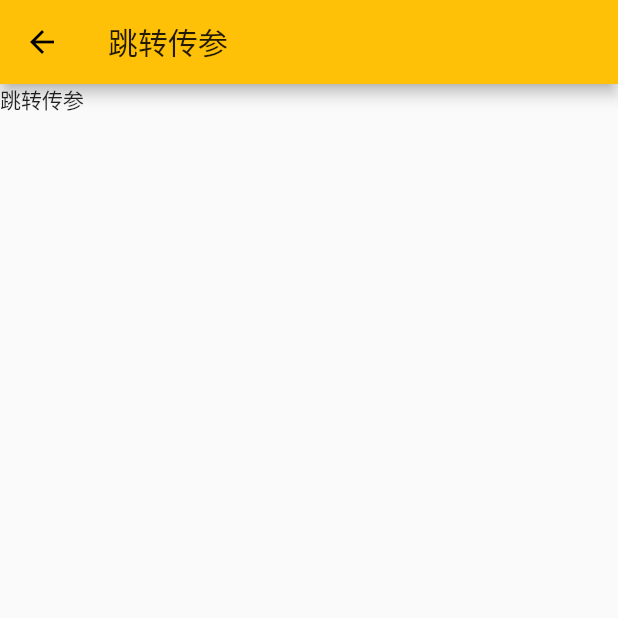
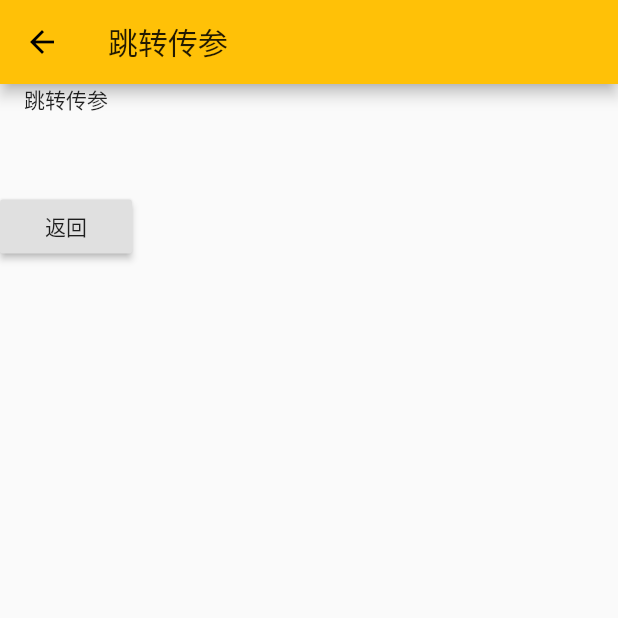
Before and after one commit to xiongliang120/FlutterPratice, a Flutter app: the Search screen opened directly, on a phone screen of 412 x 824 dp, the top half of it. Run offline on Flutter 3.47's test engine with Material 2 defaults, Android fonts, the phone set to English and light mode, and no system bars.

Commit message:
添加返回按钮

```diff
--- a/lib/Search.dart
+++ b/lib/Search.dart
@@ -10,6 +10,19 @@ class Search extends StatelessWidget{
   Widget build(BuildContext context) {
     return Scaffold(
       appBar: AppBar( title:Text("${title}")),
-      body:Text("${title}"));
+      body: Column(
+        children: <Widget>[
+          Text("${title}"),
+          SizedBox(height: 50),
+          RaisedButton(
+            child: Text("返回"),
+            onPressed: (){
+              Navigator.of(context).pop();
+            },
+          )
+        ],
+      ),
+
+      );
   }
 }
```
